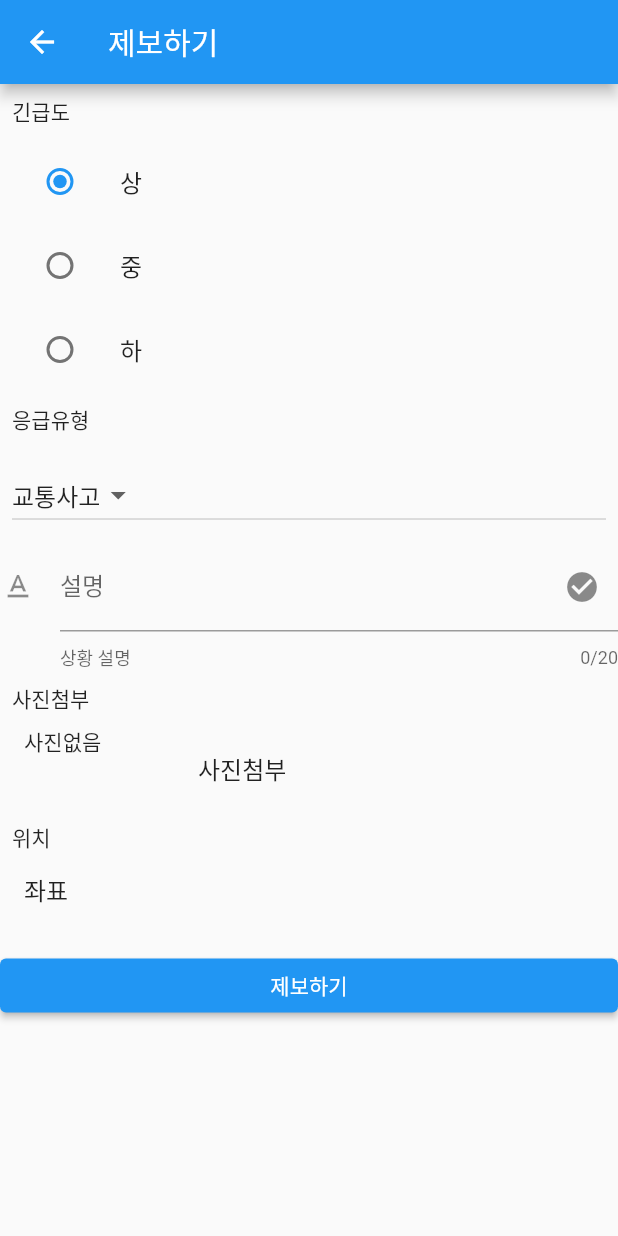
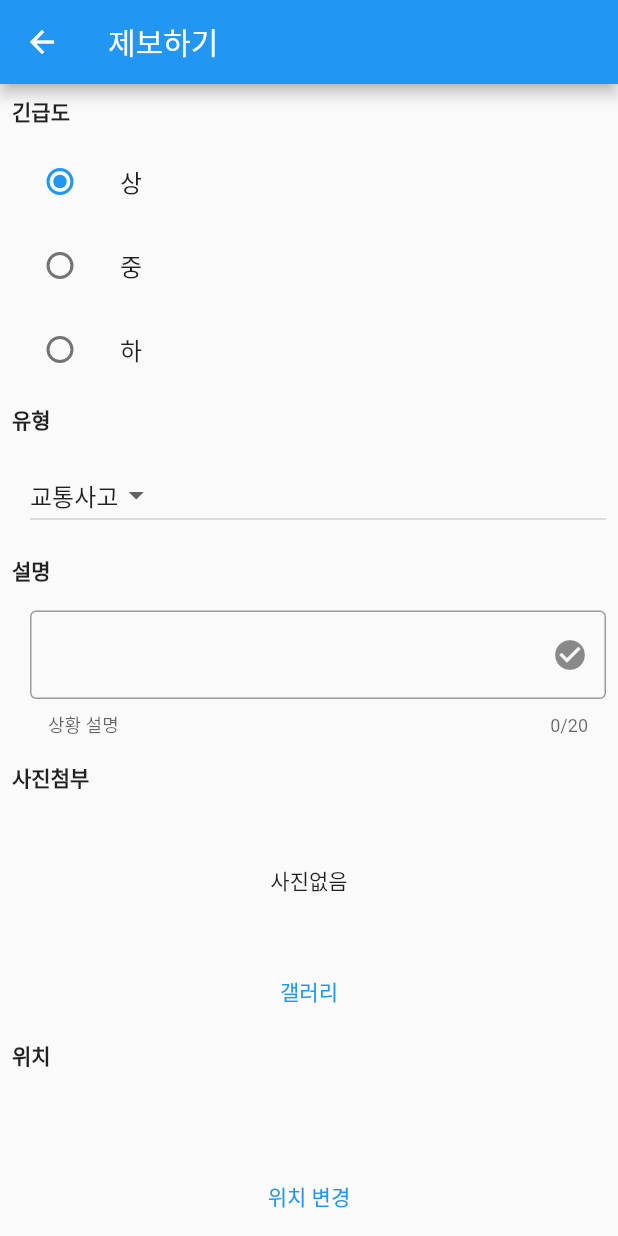
Before and after one commit to On-Jun9/flutter_designtest01, a Flutter app: the ReportPage screen opened directly, on a phone screen of 412 x 824 dp. Run offline on Flutter 3.47's test engine with Material 2 defaults, Android fonts, the phone set to English and light mode, and no system bars; our stand-ins replace cloud_firestore, firebase_auth, firebase_core, firebase_storage, google_maps_flutter, google_sign_in and 2 more; accounts and stored records are empty.

Commit message:
제보화면 정리

```diff
--- a/lib/design/ReportPage.dart
+++ b/lib/design/ReportPage.dart
@@ -48,7 +48,9 @@ class _ReportPageState extends State<ReportPage> {
     super.initState();
     _image = null;
     currentLocation();
-    FirebaseAuth.instance.currentUser == null ? userUid = '' : userUid = FirebaseAuth.instance.currentUser!.uid;
+    FirebaseAuth.instance.currentUser == null
+        ? userUid = ''
+        : userUid = FirebaseAuth.instance.currentUser!.uid;
   }
 
   @override
@@ -58,7 +60,7 @@ class _ReportPageState extends State<ReportPage> {
       body: ListView(children: <Widget>[
         Container(
           margin: EdgeInsets.all(8),
-          child: Text('긴급도'),
+          child: Text('긴급도', style: TextStyle(fontWeight: FontWeight.bold)),
         ),
         ListTile(
           //ListTile - title에는 내용,
@@ -100,10 +102,10 @@ class _ReportPageState extends State<ReportPage> {
         ),
         Container(
           margin: EdgeInsets.all(8),
-          child: Text('응급유형'),
+          child: Text('유형', style: TextStyle(fontWeight: FontWeight.bold)),
         ),
         Container(
-            margin: EdgeInsets.all(8),
+            margin: EdgeInsets.fromLTRB(20,8,8,8),
             child: DropdownButton(
               value: _selectedValue,
               items: _valueList.map(
@@ -120,44 +122,94 @@ class _ReportPageState extends State<ReportPage> {
                 });
               },
             )),
-        TextFormField(
+        Container(
+          margin: EdgeInsets.all(8),
+          child: Text('설명', style: TextStyle(fontWeight: FontWeight.bold)),
+        ),
+        Container(
+          margin: EdgeInsets.fromLTRB(20,8,8,8),
+          child: TextFormField(
+            autofocus: false,
             // initialValue: '제보내용',
             maxLength: 20,
             onChanged: (text) {
               _comment = text;
             },
             decoration: InputDecoration(
-            icon: Icon(Icons.text_format),
-            labelText: '설명',
+              // icon: Icon(Icons.text_format),
+              // labelText: '설명',
               helperText: '상황 설명',
               suffixIcon: Icon(
                 Icons.check_circle,
+              ),
+              border: OutlineInputBorder(),
             ),
           ),
         ),
         Container(
           margin: EdgeInsets.all(8),
-          child: Text('사진첨부'),
+          child: Text('사진첨부', style: TextStyle(fontWeight: FontWeight.bold)),
         ),
-        ListTile(
-          title: Text('사진첨부'),
-          leading: SizedBox(
+        // ListTile(
+        //   // title: Text('사진첨부'),
+        //   leading: Center(
+        //     child:
+        //   ),
+        //   // onTap: () {
+        //   //   setState(() {
+        //   //     _takePhoto(ImageSource.gallery);
+        //   //   });
+        //   // },
+        // ),
+        Container(
+          child: SizedBox(
             height: 100,
             width: 100,
-              child: _image == null ? Text('사진없음') : Image.file(_image!)),
-          onTap: () {
+            child: _image == null
+                ? Center(child: Text('사진없음'))
+                : Image.file(_image!),
+          ),
+        ),
+        TextButton(
+            onPressed: () {
               setState(() {
                 _takePhoto(ImageSource.gallery);
               });
             },
+            child: Text('갤러리')),
+        Container(
+          margin: EdgeInsets.all(8),
+          child: Text('위치', style: TextStyle(fontWeight: FontWeight.bold)),
         ),
         Container(
-          margin: EdgeInsets.all(8),
-          child: Text('위치'),
+          margin: EdgeInsets.all(18),
+          child: Text(_choise),
         ),
-        ListTile(
-          title: Text('좌표 \n' + _choise),
-          onTap: () async {
+        // ListTile(
+        //   title: Text('좌표 \n' + _choise),
+        //   onTap: () async {
+        //     final result = await Navigator.push(
+        //         //네비게이터
+        //         context,
+        //         MaterialPageRoute(
+        //             //페이지 이동
+        //             builder: (context) => ReportGooglemap()));
+        //     print(result);
+        //     setState(() {
+        //       result == null
+        //           ? print(result)
+        //           : _choise = result.latitude.toString() +
+        //               ' , ' +
+        //               result.longitude.toString();
+        //       result == null
+        //           ? print(result)
+        //           : currentGeo = GeoPoint(result.latitude!.toDouble(),
+        //               result.longitude!.toDouble());
+        //     });
+        //   },
+        // ),
+        TextButton(
+            onPressed: () async {
               final result = await Navigator.push(
                   //네비게이터
                   context,
@@ -175,10 +227,9 @@ class _ReportPageState extends State<ReportPage> {
                     ? print(result)
                     : currentGeo = GeoPoint(result.latitude!.toDouble(),
                         result.longitude!.toDouble());
-              ;
               });
             },
-        ),
+            child: Text('위치 변경')),
         ElevatedButton(
           child: Text('제보하기'),
           onPressed: () {
@@ -192,7 +243,8 @@ class _ReportPageState extends State<ReportPage> {
   }
 
   Future _takePhoto(ImageSource imageSource) async {
-    var image = await ImagePicker().pickImage(source: imageSource,maxHeight: 300,maxWidth: 300);
+    var image = await ImagePicker()
+        .pickImage(source: imageSource, maxHeight: 300, maxWidth: 300);
     setState(() {
       image == null ? _image = null : _image = File(image.path);
     });
@@ -217,20 +269,23 @@ class _ReportPageState extends State<ReportPage> {
   Future<void> _testadd() async {
     //데이터 삽입
     FirebaseFirestore.instance.collection('제보').add({
-      'uid' : userUid,
+      'uid': userUid,
       '긴급도': _emer.toString(),
       '설명': _comment,
       '유형': _selectedValue,
       '좌표': currentGeo,
       '제보시간': FieldValue.serverTimestamp()
     }).then((value) => {
-      if (_image == null) {
-        print('no Image')
-      }else{
-        FirebaseStorage.instance.ref().child('images/${value.id}').putFile(_image!),
+          if (_image == null)
+            {print('no Image')}
+          else
+            {
+              FirebaseStorage.instance
+                  .ref()
+                  .child('images/${value.id}')
+                  .putFile(_image!),
             }
-    })
-    ;
+        });
   }
 
   void _uploadImage() async {
```
Lines whose indentation alone changed are shown as unchanged.
